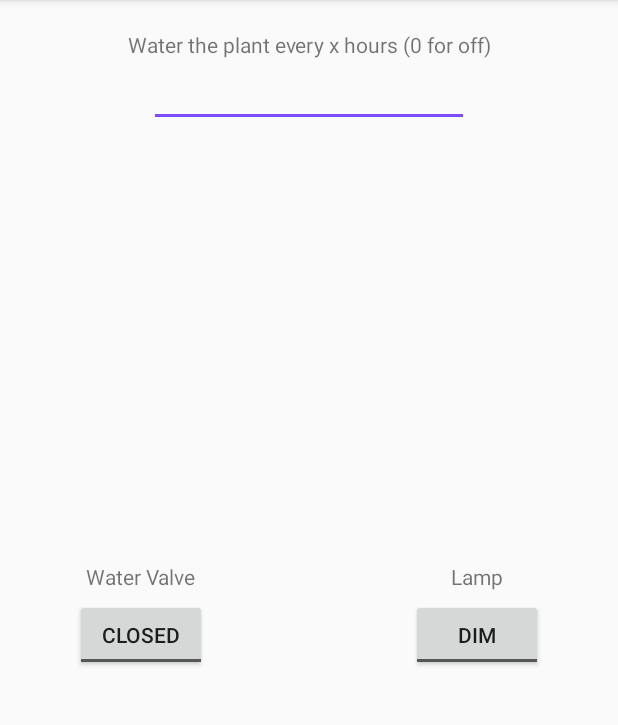
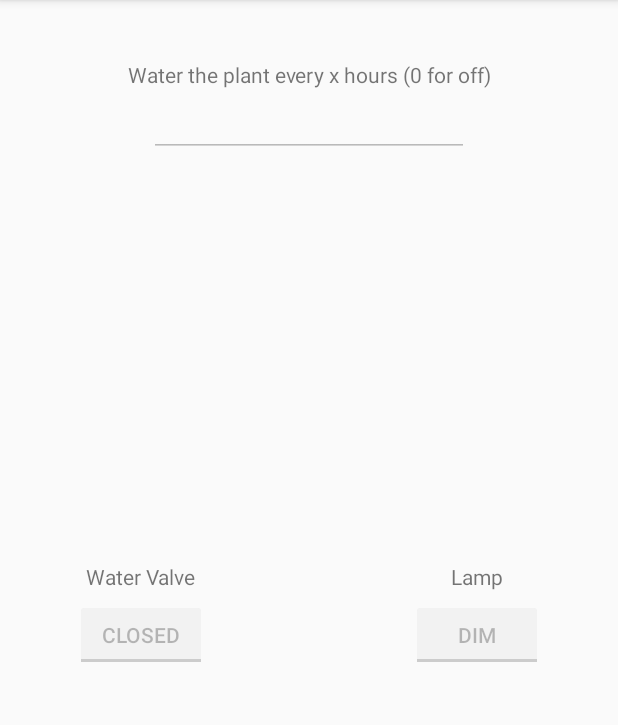
Before and after one commit to GustavoSanMartin/WaterYou, an Android app: the screen it shows after launch (MainActivity), on a phone screen of 412 x 824 dp, the part 84-809 px from its top. Run offline under Robolectric (Android 15) with nearby library versions, the phone set to English and light mode, and no system bars.

Commit message:
Improved UI and functionality

```diff
--- a/app/src/main/res/layout/activity_main.xml
+++ b/app/src/main/res/layout/activity_main.xml
@@ -14,7 +14,7 @@
         android:layout_height="wrap_content"
         android:layout_marginEnd="8dp"
         android:layout_marginStart="8dp"
-        android:layout_marginTop="20dp"
+        android:layout_marginTop="40dp"
         android:text="@string/Timer"
         app:layout_constraintEnd_toEndOf="parent"
         app:layout_constraintStart_toStartOf="parent"
@@ -25,6 +25,7 @@
         android:layout_width="wrap_content"
         android:layout_height="wrap_content"
         android:ems="10"
+        android:enabled="false"
         android:inputType="number"
         app:layout_constraintLeft_toLeftOf="parent"
         app:layout_constraintRight_toRightOf="parent"
@@ -48,6 +49,7 @@
         android:layout_width="wrap_content"
         android:layout_height="wrap_content"
         android:layout_marginStart="50dp"
+        android:enabled="false"
         android:layout_marginTop="5dp"
         android:onClick="onWater"
         android:textOff="@string/closed"
@@ -75,6 +77,7 @@
         android:layout_marginEnd="50dp"
         android:layout_marginTop="5dp"
         android:onClick="onLamp"
+        android:enabled="false"
         android:textOff="@string/dim"
         android:textOn="@string/bright"
         app:layout_constraintRight_toRightOf="parent"
```
Also changed, not shown: app/src/main/java/com/goose/wateryou/MainActivity.java (+15 -16 lines).
